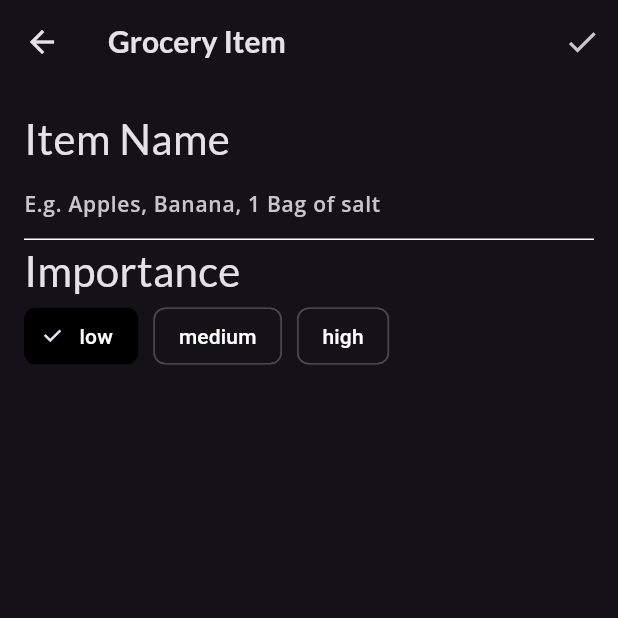
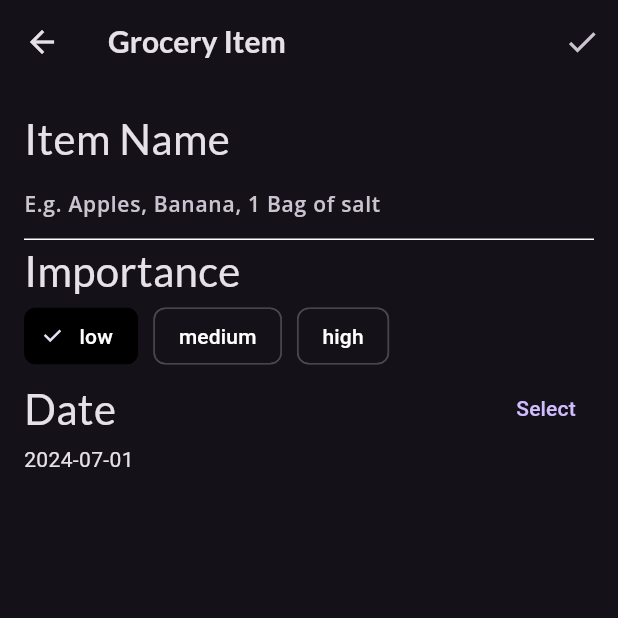
Before and after one commit to cxm1234/Flutter_Apprentice, a Flutter app: the screen it shows after launch, item 3 of the bottom bar chosen, after a tap on the "add" icon, on a phone screen of 412 x 824 dp, the top half of it. Run offline on Flutter 3.47's test engine with Material 3 defaults, Android fonts, the phone set to English and light mode, and no system bars; our stand-ins replace google_fonts.

Commit message:
feature:add datepicker

```diff
--- a/fooderlich/lib/screens/grocery_item_screen.dart
+++ b/fooderlich/lib/screens/grocery_item_screen.dart
@@ -2,6 +2,7 @@ import 'package:flutter/cupertino.dart';
 import 'package:flutter/material.dart';
 import 'package:fooderlich/models/grocery_item.dart';
 import 'package:google_fonts/google_fonts.dart';
+import 'package:intl/intl.dart';
 
 class GroceryItemScreen extends StatefulWidget {
   final Function(GroceryItem) onCreate;
@@ -70,7 +71,8 @@ class _GroceryItemScreenState extends State<GroceryItemScreen> {
         child: ListView(
           children: [
             buildNameField(),
-            buildImportanceField()
+            buildImportanceField(),
+            buildDateField(context)
           ],
         ),
       ),
@@ -144,4 +146,36 @@ class _GroceryItemScreenState extends State<GroceryItemScreen> {
       ],
     );
   }
+
+  Widget buildDateField(BuildContext context) {
+    return Column(
+      crossAxisAlignment: CrossAxisAlignment.start,
+      children: [
+        Row(
+          mainAxisAlignment: MainAxisAlignment.spaceBetween,
+          children: [
+            Text('Date', style: GoogleFonts.lato(fontSize: 28.0),),
+            TextButton(
+              child: const Text('Select'),
+              onPressed: () async {
+                final currentDate = DateTime.now();
+                final selectedDate = await showDatePicker(
+                    context: context,
+                    initialDate: currentDate,
+                    firstDate: currentDate, lastDate: DateTime(currentDate.year + 5)
+                );
+                setState(() {
+                  if (selectedDate != null) {
+                    _dueDate = selectedDate;
+                  }
+                });
+              },
+            )
+          ],
+        ),
+        if (_dueDate != null)
+          Text(DateFormat('yyyy-MM-dd').format(_dueDate))
+      ],
+    );
+  }
 }
```
